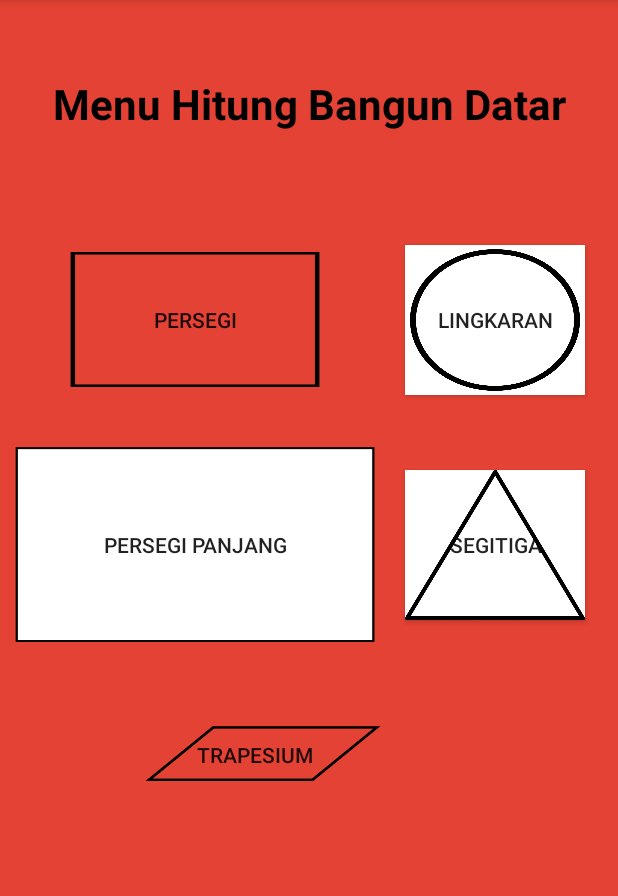
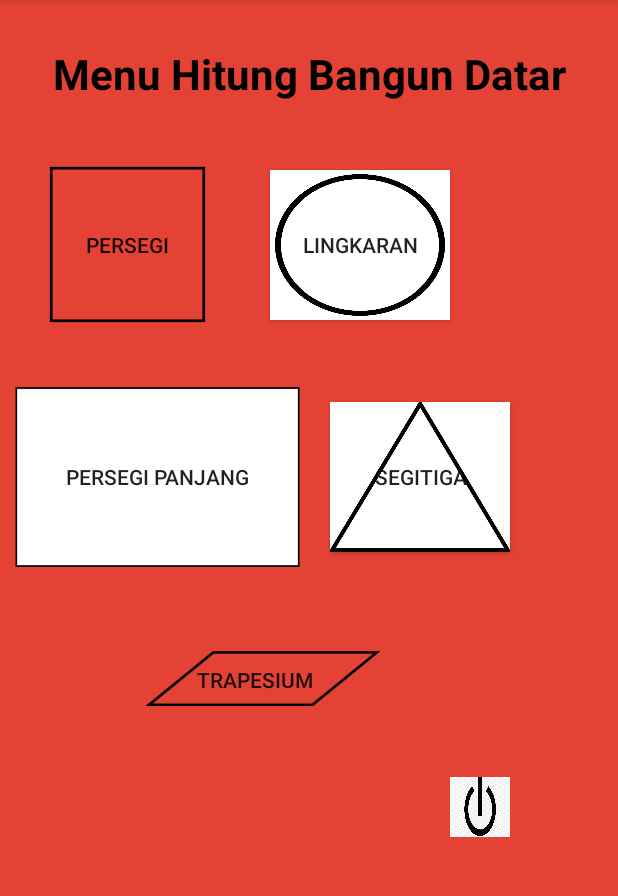
Before and after one commit to tasyaripha/ExerciseMenu18A, an Android app: the SecondActivity screen opened directly, with no data from a screen before it, on a phone screen of 412 x 824 dp, the part 84-980 px from its top. Run offline under Robolectric (Android 15) with nearby library versions, the phone set to English and light mode, and no system bars.

Commit message:
drawable power

```diff
--- a/app/src/main/res/layout/activity_menu.xml
+++ b/app/src/main/res/layout/activity_menu.xml
@@ -12,7 +12,7 @@
             android:id="@+id/textView2"
             android:layout_width="match_parent"
             android:layout_height="wrap_content"
-            android:layout_marginTop="50dp"
+            android:layout_marginTop="30dp"
             android:text="@string/mh"
             android:textAlignment="center"
             android:textColor="@color/jdl"
@@ -23,7 +23,7 @@
         <TableLayout
             android:layout_width="match_parent"
             android:layout_height="wrap_content"
-            android:layout_marginTop="50dp">
+            android:layout_marginTop="10dp">
 
         <TableRow
             android:layout_height="wrap_content"
@@ -31,8 +31,8 @@
 
             <Button
                 android:id="@+id/gmbrpersegi"
-                android:layout_width="100dp"
-                android:layout_height="130dp"
+                android:layout_width="150dp"
+                android:layout_height="150dp"
                 android:layout_margin="10dp"
                 android:background="@drawable/persegi"
                 android:text="persegi">
@@ -47,19 +47,21 @@
                 android:background="@drawable/lingkaran">
             </Button>
         </TableRow>
-
+        </TableLayout>
+        <TableLayout
+            android:layout_width="wrap_content"
+            android:layout_height="wrap_content">
             <TableRow
                 android:layout_height="wrap_content"
                 android:layout_width="wrap_content">
 
                 <Button
                     android:id="@+id/gmbrpersegipanjang"
-                    android:layout_width="180dp"
-                    android:layout_height="130dp"
+                    android:layout_width="190dp"
+                    android:layout_height="120dp"
                     android:layout_margin="10dp"
                     android:background="@drawable/persegpanjang"
-                    android:text="Persegi Panjang">
-                </Button>
+                    android:text="Persegi Panjang"></Button>
 
                 <Button
                     android:layout_width="120dp"
@@ -70,8 +72,11 @@
                     android:background="@drawable/segitiga">
                 </Button>
             </TableRow>
-
-            <TableRow
+        </TableLayout>
+        <TableLayout
+            android:layout_width="wrap_content"
+            android:layout_height="wrap_content" >
+        <TableRow
                 android:layout_height="wrap_content"
                 android:layout_width="wrap_content">
 
@@ -86,6 +91,14 @@
 
             </TableRow>
         </TableLayout>
+    <ImageButton
+        android:id="@+id/gmbrpower"
+        android:layout_width="40dp"
+        android:layout_height="40dp"
+        android:layout_marginLeft="300dp"
+        android:layout_marginBottom="100dp"
+        android:background="@drawable/power">
 
+    </ImageButton>
     </LinearLayout>
 </androidx.constraintlayout.widget.ConstraintLayout>
```
Also changed, not shown: app/src/main/res/drawable/power.jpg (added).
